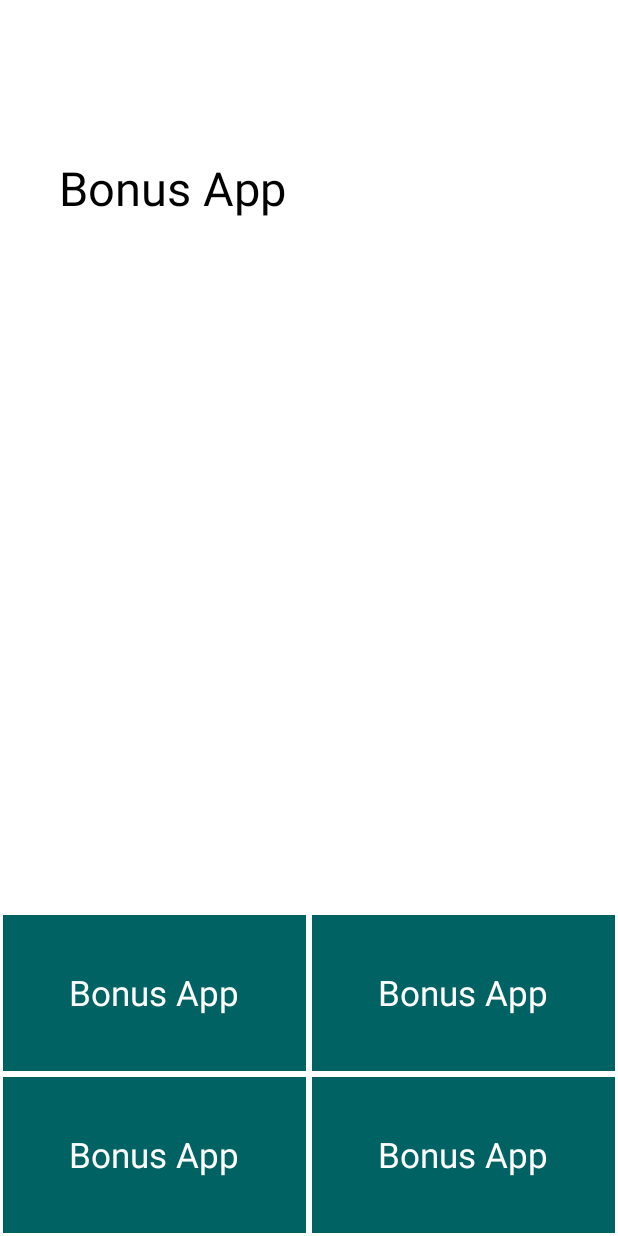
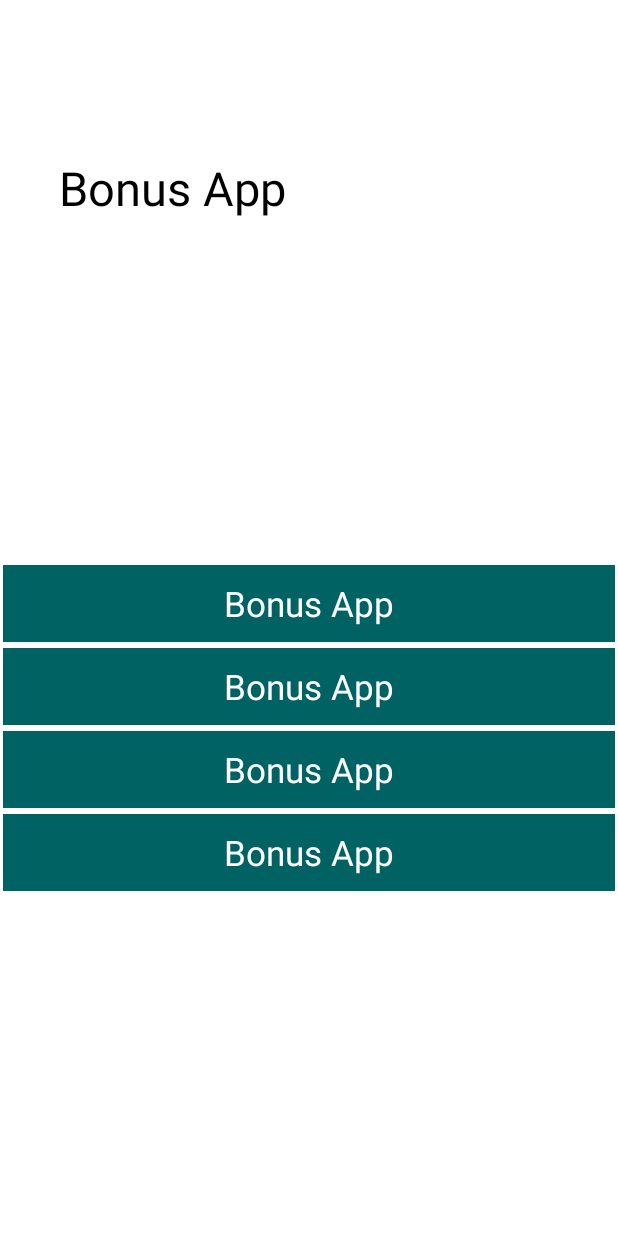
Before and after one commit to bekzod14/Bonus-App, an Android app: the fragment SelectionQuizPage shown on its own in the app's theme, on a phone screen of 412 x 824 dp. Run offline under Robolectric (Android 15) with nearby library versions, the phone set to English and light mode, and no system bars; our stand-ins replace sdp/ssp sizes; 1 statement that could not run was skipped.

Commit message:
-edited selection page xml

```diff
--- a/app/src/main/res/layout/screen_selection.xml
+++ b/app/src/main/res/layout/screen_selection.xml
@@ -19,64 +19,60 @@
 
     <TextView
         android:id="@+id/tv_var1"
-        android:layout_width="0dp"
-        android:layout_height="@dimen/_80sdp"
+        android:layout_width="match_parent"
+        android:layout_height="wrap_content"
         android:layout_margin="2dp"
         android:background="#006262"
         android:gravity="center"
+        android:padding="10dp"
+        android:text="@string/app_name"
+        android:textColor="@color/white"
+        app:layout_constraintVertical_chainStyle="packed"
+
+        android:textSize="@dimen/_18sdp"
+        app:layout_constraintBottom_toTopOf="@id/tv_var2"
+        app:layout_constraintTop_toBottomOf="@id/tv_question" />
+
+    <TextView
+        android:id="@+id/tv_var2"
+        android:layout_width="match_parent"
+        android:layout_height="wrap_content"
+        android:layout_margin="2dp"
+        android:background="#006262"
+        android:gravity="center"
+        android:padding="10dp"
         android:text="@string/app_name"
         android:textColor="@color/white"
         android:textSize="@dimen/_18sdp"
-        app:layout_constraintBottom_toTopOf="@id/tv_var3"
-        app:layout_constraintEnd_toStartOf="@id/tv_var2"
-        app:layout_constraintStart_toStartOf="parent"
-        app:layout_constraintTop_toBottomOf="@id/tv_question"
-        app:layout_constraintVertical_bias="1"
-        app:layout_constraintVertical_chainStyle="packed" />
+        app:layout_constraintTop_toBottomOf="@id/tv_var1"
+        app:layout_constraintBottom_toTopOf="@id/tv_var3"/>
 
     <TextView
-        android:id="@+id/tv_var2"
-        android:layout_width="0dp"
-        android:layout_height="@dimen/_80sdp"
+        android:id="@+id/tv_var3"
+        android:layout_width="match_parent"
+        android:layout_height="wrap_content"
         android:layout_margin="2dp"
         android:background="#006262"
         android:gravity="center"
+        android:padding="10dp"
         android:text="@string/app_name"
         android:textColor="@color/white"
         android:textSize="@dimen/_18sdp"
-        app:layout_constraintBottom_toBottomOf="@id/tv_var1"
-        app:layout_constraintEnd_toEndOf="parent"
-        app:layout_constraintStart_toEndOf="@id/tv_var1"
-        app:layout_constraintTop_toTopOf="@id/tv_var1" />
+        app:layout_constraintTop_toBottomOf="@id/tv_var2"
+        app:layout_constraintBottom_toTopOf="@id/tv_var4"/>
 
     <TextView
-        android:id="@+id/tv_var3"
-        android:layout_width="0dp"
-        android:layout_height="@dimen/_80sdp"
+        android:id="@+id/tv_var4"
+        android:layout_width="match_parent"
+        android:layout_height="wrap_content"
         android:layout_margin="2dp"
         android:background="#006262"
         android:gravity="center"
+        android:padding="10dp"
         android:text="@string/app_name"
         android:textColor="@color/white"
         android:textSize="@dimen/_18sdp"
-        app:layout_constraintBottom_toBottomOf="parent"
-        app:layout_constraintEnd_toStartOf="@id/tv_var4"
-        app:layout_constraintStart_toStartOf="parent"
-        app:layout_constraintTop_toBottomOf="@id/tv_var1" />
-
-    <TextView
-        android:id="@+id/tv_var4"
-        android:layout_width="0dp"
-        android:layout_height="@dimen/_80sdp"
-        android:layout_margin="2dp"
-        android:background="#006262"
-        android:gravity="center"
-        android:text="@string/app_name"
-        android:textColor="@color/white"
-        android:textSize="@dimen/_18sdp"
-        app:layout_constraintBottom_toBottomOf="@id/tv_var3"
-        app:layout_constraintEnd_toEndOf="parent"
-        app:layout_constraintStart_toEndOf="@id/tv_var3"
-        app:layout_constraintTop_toTopOf="@id/tv_var3" />
+        app:layout_constraintTop_toBottomOf="@id/tv_var3"
+        app:layout_constraintBottom_toBottomOf="parent"/>
 
 </androidx.constraintlayout.widget.ConstraintLayout>
```
